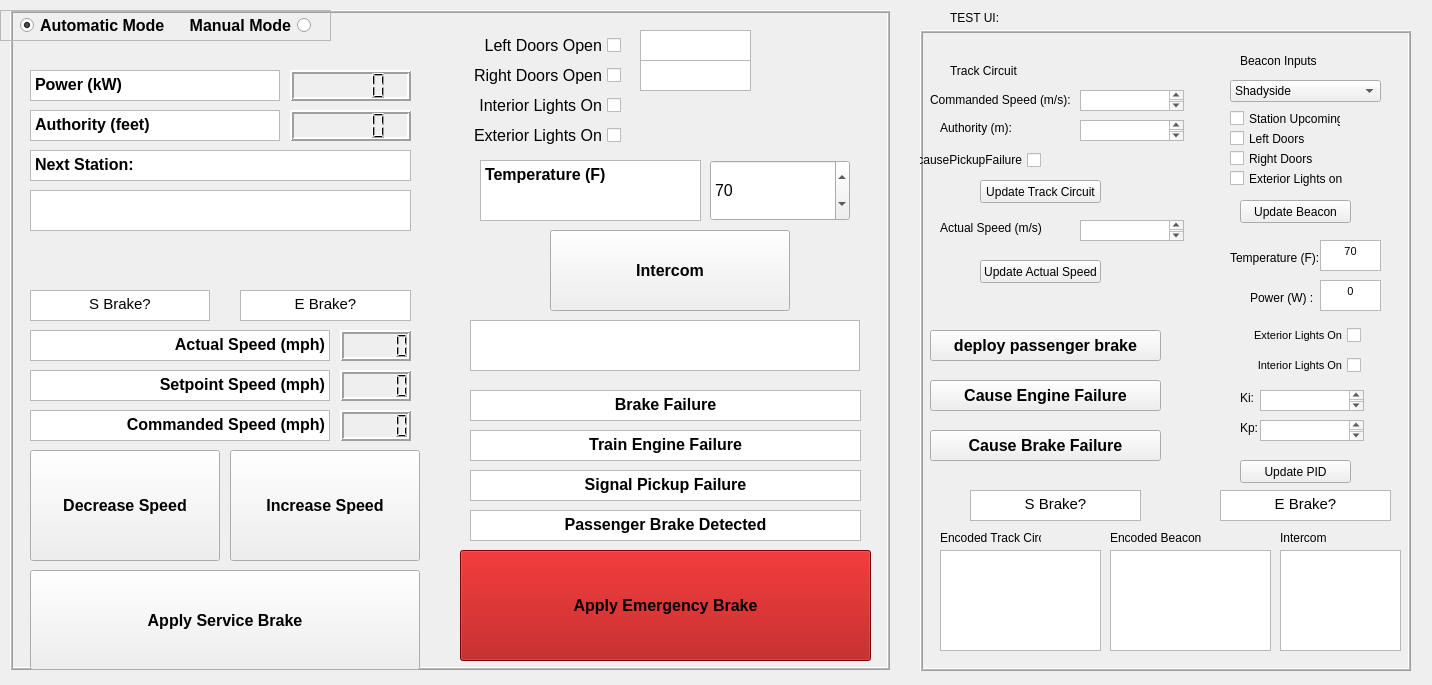
First picture: the form in DevEnv/src/TrainControllerSW/src/form.ui, repository Prem-125/TRAINS, before the edit.
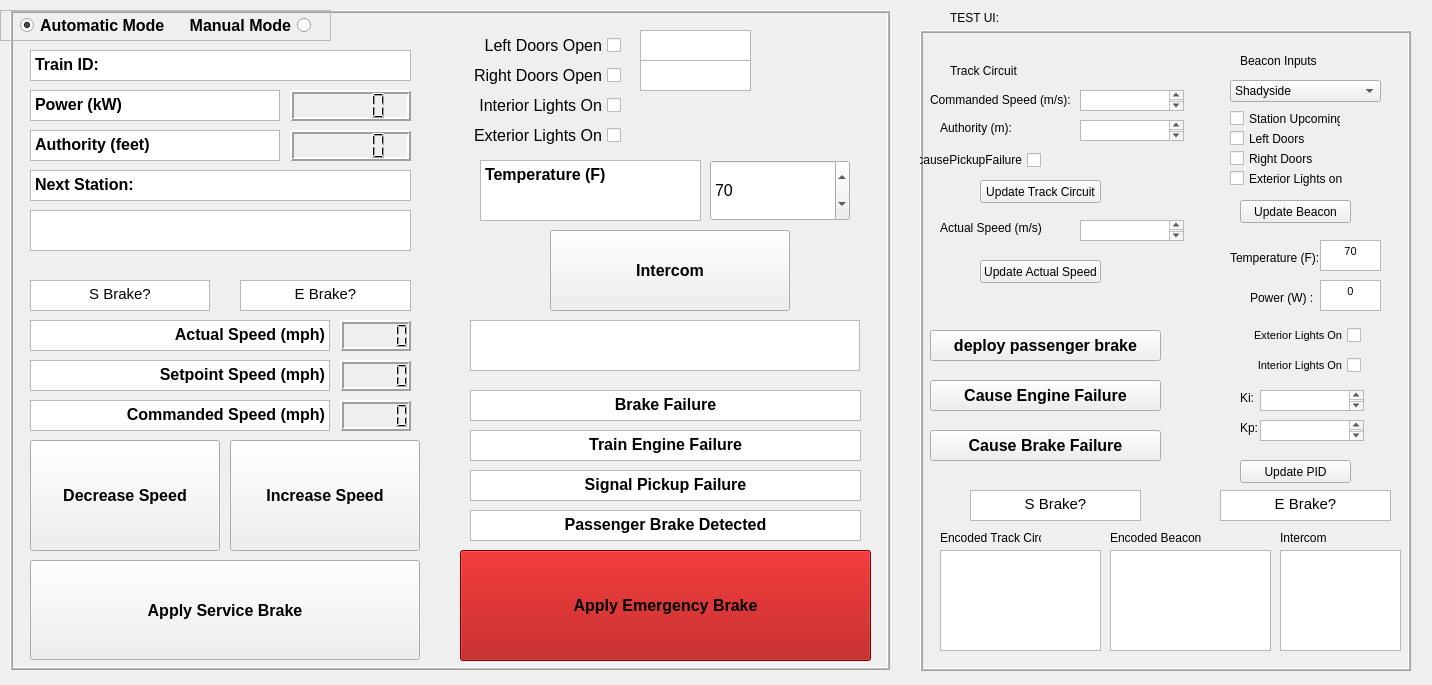
Second picture: the form after the edit.

Commit message: FUrher console changes

Diff of the .ui file:
```diff
--- a/DevEnv/src/TrainControllerSW/src/form.ui
+++ b/DevEnv/src/TrainControllerSW/src/form.ui
@@ -238,9 +238,9 @@
    <property name="geometry">
     <rect>
      <x>20</x>
-     <y>250</y>
+     <y>270</y>
      <width>411</width>
-     <height>421</height>
+     <height>391</height>
     </rect>
    </property>
    <property name="frameShape">
@@ -253,7 +253,7 @@
     <property name="geometry">
      <rect>
       <x>10</x>
-      <y>120</y>
+      <y>90</y>
       <width>300</width>
       <height>31</height>
      </rect>
@@ -270,7 +270,7 @@
     <property name="geometry">
      <rect>
       <x>10</x>
-      <y>200</y>
+      <y>170</y>
       <width>190</width>
       <height>111</height>
      </rect>
@@ -293,7 +293,7 @@
     <property name="geometry">
      <rect>
       <x>10</x>
-      <y>80</y>
+      <y>50</y>
       <width>300</width>
       <height>31</height>
      </rect>
@@ -310,7 +310,7 @@
     <property name="geometry">
      <rect>
       <x>10</x>
-      <y>160</y>
+      <y>130</y>
       <width>300</width>
       <height>31</height>
      </rect>
@@ -327,7 +327,7 @@
     <property name="geometry">
      <rect>
       <x>320</x>
-      <y>80</y>
+      <y>50</y>
       <width>71</width>
       <height>31</height>
      </rect>
@@ -346,7 +346,7 @@
     <property name="geometry">
      <rect>
       <x>320</x>
-      <y>120</y>
+      <y>90</y>
       <width>71</width>
       <height>31</height>
      </rect>
@@ -365,7 +365,7 @@
     <property name="geometry">
      <rect>
       <x>10</x>
-      <y>320</y>
+      <y>290</y>
       <width>390</width>
       <height>100</height>
      </rect>
@@ -385,7 +385,7 @@
     <property name="geometry">
      <rect>
       <x>210</x>
-      <y>200</y>
+      <y>170</y>
       <width>190</width>
       <height>111</height>
      </rect>
@@ -408,7 +408,7 @@
     <property name="geometry">
      <rect>
       <x>320</x>
-      <y>160</y>
+      <y>130</y>
       <width>71</width>
       <height>31</height>
      </rect>
@@ -427,7 +427,7 @@
     <property name="geometry">
      <rect>
       <x>220</x>
-      <y>40</y>
+      <y>10</y>
       <width>171</width>
       <height>31</height>
      </rect>
@@ -444,7 +444,7 @@
     <property name="geometry">
      <rect>
       <x>10</x>
-      <y>40</y>
+      <y>10</y>
       <width>180</width>
       <height>31</height>
      </rect>
@@ -461,126 +461,6 @@
     </property>
    </widget>
   </widget>
-  <widget class="QFrame" name="travelParameters">
-   <property name="geometry">
-    <rect>
-     <x>20</x>
-     <y>60</y>
-     <width>411</width>
-     <height>191</height>
-    </rect>
-   </property>
-   <property name="frameShape">
-    <enum>QFrame::NoFrame</enum>
-   </property>
-   <property name="frameShadow">
-    <enum>QFrame::Raised</enum>
-   </property>
-   <widget class="QTextBrowser" name="textBrowser_5">
-    <property name="geometry">
-     <rect>
-      <x>10</x>
-      <y>50</y>
-      <width>250</width>
-      <height>31</height>
-     </rect>
-    </property>
-    <property name="html">
-     <string>&lt;!DOCTYPE HTML PUBLIC &quot;-//W3C//DTD HTML 4.0//EN&quot; &quot;http://www.w3.org/TR/REC-html40/strict.dtd&quot;&gt;
-&lt;html&gt;&lt;head&gt;&lt;meta name=&quot;qrichtext&quot; content=&quot;1&quot; /&gt;&lt;style type=&quot;text/css&quot;&gt;
-p, li { white-space: pre-wrap; }
-&lt;/style&gt;&lt;/head&gt;&lt;body style=&quot; font-family:'MS Shell Dlg 2'; font-size:8.25pt; font-weight:400; font-style:normal;&quot;&gt;
-&lt;p style=&quot; margin-top:0px; margin-bottom:0px; margin-left:0px; margin-right:0px; -qt-block-indent:0; text-indent:0px;&quot;&gt;&lt;span style=&quot; font-size:12pt; font-weight:600;&quot;&gt;Authority (feet)&lt;/span&gt;&lt;/p&gt;&lt;/body&gt;&lt;/html&gt;</string>
-    </property>
-   </widget>
-   <widget class="QTextBrowser" name="textBrowser_6">
-    <property name="geometry">
-     <rect>
-      <x>10</x>
-      <y>10</y>
-      <width>250</width>
-      <height>31</height>
-     </rect>
-    </property>
-    <property name="html">
-     <string>&lt;!DOCTYPE HTML PUBLIC &quot;-//W3C//DTD HTML 4.0//EN&quot; &quot;http://www.w3.org/TR/REC-html40/strict.dtd&quot;&gt;
-&lt;html&gt;&lt;head&gt;&lt;meta name=&quot;qrichtext&quot; content=&quot;1&quot; /&gt;&lt;style type=&quot;text/css&quot;&gt;
-p, li { white-space: pre-wrap; }
-&lt;/style&gt;&lt;/head&gt;&lt;body style=&quot; font-family:'MS Shell Dlg 2'; font-size:8.25pt; font-weight:400; font-style:normal;&quot;&gt;
-&lt;p style=&quot; margin-top:0px; margin-bottom:0px; margin-left:0px; margin-right:0px; -qt-block-indent:0; text-indent:0px;&quot;&gt;&lt;span style=&quot; font-size:12pt; font-weight:600;&quot;&gt;Power (kW)&lt;/span&gt;&lt;/p&gt;&lt;/body&gt;&lt;/html&gt;</string>
-    </property>
-   </widget>
-   <widget class="QTextBrowser" name="textBrowser_7">
-    <property name="geometry">
-     <rect>
-      <x>10</x>
-      <y>90</y>
-      <width>381</width>
-      <height>31</height>
-     </rect>
-    </property>
-    <property name="html">
-     <string>&lt;!DOCTYPE HTML PUBLIC &quot;-//W3C//DTD HTML 4.0//EN&quot; &quot;http://www.w3.org/TR/REC-html40/strict.dtd&quot;&gt;
-&lt;html&gt;&lt;head&gt;&lt;meta name=&quot;qrichtext&quot; content=&quot;1&quot; /&gt;&lt;style type=&quot;text/css&quot;&gt;
-p, li { white-space: pre-wrap; }
-&lt;/style&gt;&lt;/head&gt;&lt;body style=&quot; font-family:'MS Shell Dlg 2'; font-size:8.25pt; font-weight:400; font-style:normal;&quot;&gt;
-&lt;p style=&quot; margin-top:0px; margin-bottom:0px; margin-left:0px; margin-right:0px; -qt-block-indent:0; text-indent:0px;&quot;&gt;&lt;span style=&quot; font-size:12pt; font-weight:600;&quot;&gt;Next Station:&lt;/span&gt;&lt;/p&gt;&lt;/body&gt;&lt;/html&gt;</string>
-    </property>
-   </widget>
-   <widget class="QLCDNumber" name="power">
-    <property name="geometry">
-     <rect>
-      <x>270</x>
-      <y>10</y>
-      <width>121</width>
-      <height>31</height>
-     </rect>
-    </property>
-    <property name="autoFillBackground">
-     <bool>true</bool>
-    </property>
-    <property name="lineWidth">
-     <number>2</number>
-    </property>
-    <property name="smallDecimalPoint">
-     <bool>false</bool>
-    </property>
-   </widget>
-   <widget class="QLCDNumber" name="authority">
-    <property name="geometry">
-     <rect>
-      <x>270</x>
-      <y>50</y>
-      <width>121</width>
-      <height>31</height>
-     </rect>
-    </property>
-    <property name="autoFillBackground">
-     <bool>true</bool>
-    </property>
-    <property name="lineWidth">
-     <number>2</number>
-    </property>
-    <property name="smallDecimalPoint">
-     <bool>false</bool>
-    </property>
-   </widget>
-   <widget class="QTextBrowser" name="upcomingStation">
-    <property name="geometry">
-     <rect>
-      <x>10</x>
-      <y>130</y>
-      <width>381</width>
-      <height>41</height>
-     </rect>
-    </property>
-    <property name="font">
-     <font>
-      <pointsize>14</pointsize>
-     </font>
-    </property>
-   </widget>
-  </widget>
   <widget class="QFrame" name="operationMode">
    <property name="geometry">
     <rect>
@@ -1459,6 +1339,143 @@
    <property name="midLineWidth">
     <number>1</number>
    </property>
+   <widget class="QFrame" name="travelParameters">
+    <property name="geometry">
+     <rect>
+      <x>10</x>
+      <y>40</y>
+      <width>411</width>
+      <height>211</height>
+     </rect>
+    </property>
+    <property name="frameShape">
+     <enum>QFrame::NoFrame</enum>
+    </property>
+    <property name="frameShadow">
+     <enum>QFrame::Raised</enum>
+    </property>
+    <widget class="QTextBrowser" name="textBrowser_5">
+     <property name="geometry">
+      <rect>
+       <x>10</x>
+       <y>80</y>
+       <width>250</width>
+       <height>31</height>
+      </rect>
+     </property>
+     <property name="html">
+      <string>&lt;!DOCTYPE HTML PUBLIC &quot;-//W3C//DTD HTML 4.0//EN&quot; &quot;http://www.w3.org/TR/REC-html40/strict.dtd&quot;&gt;
+&lt;html&gt;&lt;head&gt;&lt;meta name=&quot;qrichtext&quot; content=&quot;1&quot; /&gt;&lt;style type=&quot;text/css&quot;&gt;
+p, li { white-space: pre-wrap; }
+&lt;/style&gt;&lt;/head&gt;&lt;body style=&quot; font-family:'MS Shell Dlg 2'; font-size:8.25pt; font-weight:400; font-style:normal;&quot;&gt;
+&lt;p style=&quot; margin-top:0px; margin-bottom:0px; margin-left:0px; margin-right:0px; -qt-block-indent:0; text-indent:0px;&quot;&gt;&lt;span style=&quot; font-size:12pt; font-weight:600;&quot;&gt;Authority (feet)&lt;/span&gt;&lt;/p&gt;&lt;/body&gt;&lt;/html&gt;</string>
+     </property>
+    </widget>
+    <widget class="QTextBrowser" name="textBrowser_6">
+     <property name="geometry">
+      <rect>
+       <x>10</x>
+       <y>40</y>
+       <width>250</width>
+       <height>31</height>
+      </rect>
+     </property>
+     <property name="html">
+      <string>&lt;!DOCTYPE HTML PUBLIC &quot;-//W3C//DTD HTML 4.0//EN&quot; &quot;http://www.w3.org/TR/REC-html40/strict.dtd&quot;&gt;
+&lt;html&gt;&lt;head&gt;&lt;meta name=&quot;qrichtext&quot; content=&quot;1&quot; /&gt;&lt;style type=&quot;text/css&quot;&gt;
+p, li { white-space: pre-wrap; }
+&lt;/style&gt;&lt;/head&gt;&lt;body style=&quot; font-family:'MS Shell Dlg 2'; font-size:8.25pt; font-weight:400; font-style:normal;&quot;&gt;
+&lt;p style=&quot; margin-top:0px; margin-bottom:0px; margin-left:0px; margin-right:0px; -qt-block-indent:0; text-indent:0px;&quot;&gt;&lt;span style=&quot; font-size:12pt; font-weight:600;&quot;&gt;Power (kW)&lt;/span&gt;&lt;/p&gt;&lt;/body&gt;&lt;/html&gt;</string>
+     </property>
+    </widget>
+    <widget class="QTextBrowser" name="textBrowser_7">
+     <property name="geometry">
+      <rect>
+       <x>10</x>
+       <y>120</y>
+       <width>381</width>
+       <height>31</height>
+      </rect>
+     </property>
+     <property name="html">
+      <string>&lt;!DOCTYPE HTML PUBLIC &quot;-//W3C//DTD HTML 4.0//EN&quot; &quot;http://www.w3.org/TR/REC-html40/strict.dtd&quot;&gt;
+&lt;html&gt;&lt;head&gt;&lt;meta name=&quot;qrichtext&quot; content=&quot;1&quot; /&gt;&lt;style type=&quot;text/css&quot;&gt;
+p, li { white-space: pre-wrap; }
+&lt;/style&gt;&lt;/head&gt;&lt;body style=&quot; font-family:'MS Shell Dlg 2'; font-size:8.25pt; font-weight:400; font-style:normal;&quot;&gt;
+&lt;p style=&quot; margin-top:0px; margin-bottom:0px; margin-left:0px; margin-right:0px; -qt-block-indent:0; text-indent:0px;&quot;&gt;&lt;span style=&quot; font-size:12pt; font-weight:600;&quot;&gt;Next Station:&lt;/span&gt;&lt;/p&gt;&lt;/body&gt;&lt;/html&gt;</string>
+     </property>
+    </widget>
+    <widget class="QLCDNumber" name="power">
+     <property name="geometry">
+      <rect>
+       <x>270</x>
+       <y>40</y>
+       <width>121</width>
+       <height>31</height>
+      </rect>
+     </property>
+     <property name="autoFillBackground">
+      <bool>true</bool>
+     </property>
+     <property name="lineWidth">
+      <number>2</number>
+     </property>
+     <property name="smallDecimalPoint">
+      <bool>false</bool>
+     </property>
+    </widget>
+    <widget class="QLCDNumber" name="authority">
+     <property name="geometry">
+      <rect>
+       <x>270</x>
+       <y>80</y>
+       <width>121</width>
+       <height>31</height>
+      </rect>
+     </property>
+     <property name="autoFillBackground">
+      <bool>true</bool>
+     </property>
+     <property name="lineWidth">
+      <number>2</number>
+     </property>
+     <property name="smallDecimalPoint">
+      <bool>false</bool>
+     </property>
+    </widget>
+    <widget class="QTextBrowser" name="upcomingStation">
+     <property name="geometry">
+      <rect>
+       <x>10</x>
+       <y>160</y>
+       <width>381</width>
+       <height>41</height>
+      </rect>
+     </property>
+     <property name="font">
+      <font>
+       <pointsize>14</pointsize>
+      </font>
+     </property>
+    </widget>
+    <widget class="QTextBrowser" name="trainNumber">
+     <property name="geometry">
+      <rect>
+       <x>10</x>
+       <y>0</y>
+       <width>381</width>
+       <height>31</height>
+      </rect>
+     </property>
+     <property name="html">
+      <string>&lt;!DOCTYPE HTML PUBLIC &quot;-//W3C//DTD HTML 4.0//EN&quot; &quot;http://www.w3.org/TR/REC-html40/strict.dtd&quot;&gt;
+&lt;html&gt;&lt;head&gt;&lt;meta name=&quot;qrichtext&quot; content=&quot;1&quot; /&gt;&lt;style type=&quot;text/css&quot;&gt;
+p, li { white-space: pre-wrap; }
+&lt;/style&gt;&lt;/head&gt;&lt;body style=&quot; font-family:'MS Shell Dlg 2'; font-size:8.25pt; font-weight:400; font-style:normal;&quot;&gt;
+&lt;p style=&quot; margin-top:0px; margin-bottom:0px; margin-left:0px; margin-right:0px; -qt-block-indent:0; text-indent:0px;&quot;&gt;&lt;span style=&quot; font-size:12pt; font-weight:600;&quot;&gt;Train ID: &lt;/span&gt;&lt;/p&gt;&lt;/body&gt;&lt;/html&gt;</string>
+     </property>
+    </widget>
+   </widget>
   </widget>
   <zorder>frame</zorder>
   <zorder>emergencyBrake</zorder>
```
Left out of the diff: 1 changed line with no effect on the pictures. The commit also changes 2 other files.
